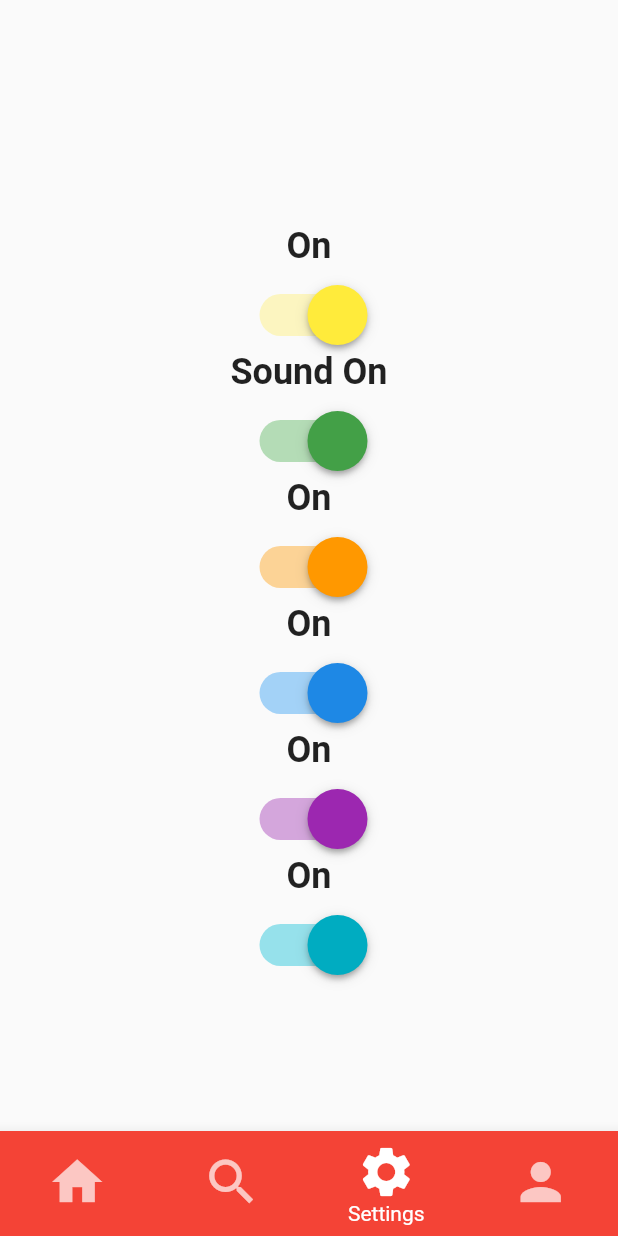
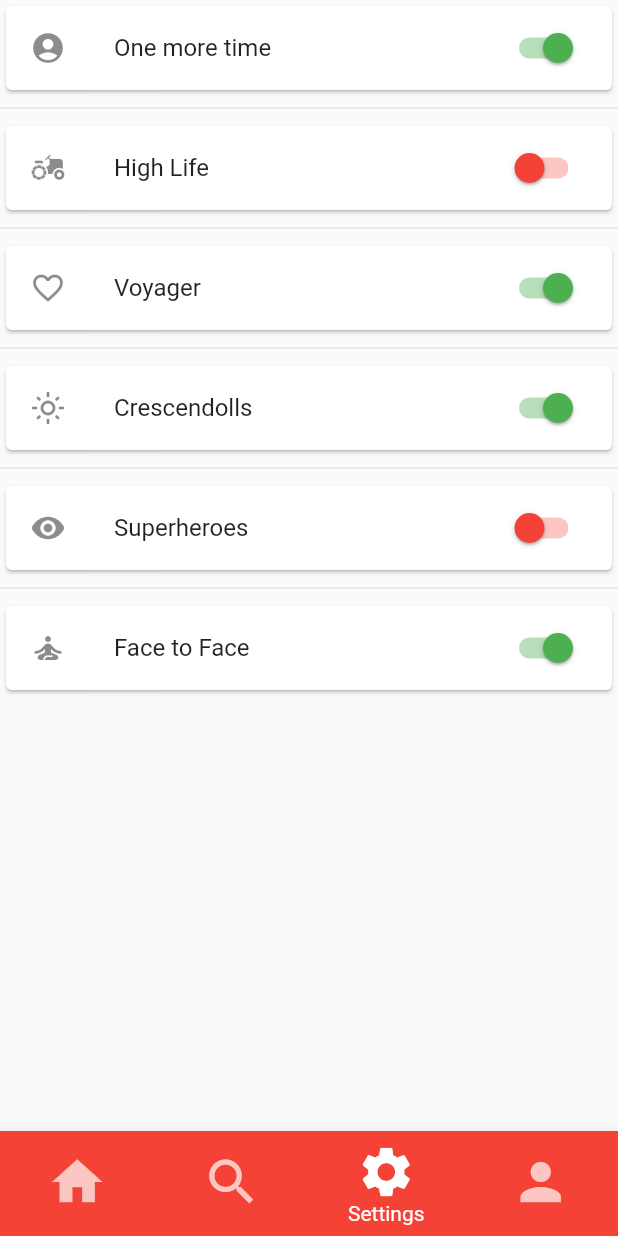
Before and after one commit to The-Law-1/Redditech, a Flutter app: the screen it shows after launch, item 3 of the bottom bar chosen, on a phone screen of 412 x 824 dp. Run offline on Flutter 3.47's test engine with Material 2 defaults, Android fonts, the phone set to English and light mode, and no system bars; our stand-ins replace material_floating_search_bar; missing offline and left inert: draw, fab_circular_menu, flutter_web_auth; network calls fail.

Commit message:
optimise the settings page

```diff
--- a/lib/pages/settings_page.dart
+++ b/lib/pages/settings_page.dart
@@ -8,139 +8,50 @@ class SettingsPage extends StatefulWidget {
 }
 
 class _SettingsPageState extends State<SettingsPage> {
-  bool one = true;
-  bool soundValue = true;
-  bool three = true;
-  bool four = true;
-  bool five = true;
-  bool six = true;
+  List<bool> settingsConditions = [true, false, true, true, false, true];
+  List<String> settingsString = [
+    "One more time",
+    "High Life",
+    "Voyager",
+    "Crescendolls",
+    "Superheroes",
+    "Face to Face"
+  ];
+  List<IconData> settingsIcon = [
+    Icons.account_circle_rounded,
+    Icons.agriculture_rounded,
+    Icons.favorite_border,
+    Icons.light_mode_outlined,
+    Icons.remove_red_eye,
+    Icons.self_improvement,
+  ];
 
   @override
   Widget build(BuildContext context) {
     return (Scaffold(
-        body: Center(
-            child: Column(
-          children: [
-            const SizedBox(
-              height: 150,
-            ),
-            buildButtonZone(
-                child: buildApparenceSwitch(),
-                text: one ? "On" : "Off"),
-            buildButtonZone(
-                child: buildSoundSwitch(),
-                text: soundValue ? "Sound On" : "Sound Off"),
-            buildButtonZone(
-                child: build3Switch(),
-                text: three ? "On" : "Off"),
-            buildButtonZone(
-                child: build4Switch(),
-                text: four ? "On" : "Off"),
-            buildButtonZone(
-                child: build5Switch(),
-                text: five ? "On" : "Off"),
-            buildButtonZone(
-                child: build6Switch(),
-                text: six ? "On" : "Off"),
-          ],
-        ))));
+        body: ListView.separated(
+      separatorBuilder: (BuildContext context, int index) => const Divider(),
+      itemCount: settingsConditions.length,
+      itemBuilder: (BuildContext context, int index) {
+        return Card(
+            child: ListTile(
+          leading: Icon(settingsIcon[index]),
+          title: Text(settingsString[index]),
+          trailing: buildSwitchButton(Colors.green, Colors.red, index),
+        ));
+      },
+    )));
   }
 
   //don't work because the val variable don't change when setState
-  /*Widget buildSwitchButton(colorOn, colorOff, val) => Transform.scale (
-    scale: 2,
-    child: Switch.adaptive(
-      activeColor: colorOn,
-      activeTrackColor: colorOn.withOpacity(0.4),
-      inactiveThumbColor: colorOff,
-      inactiveTrackColor: colorOff.withOpacity(0.3),
-      value: val,
-      onChanged: (value) => setState(() => val = value)
-      )
-  );*/
-
-  Widget buildApparenceSwitch() => Transform.scale(
-        scale: 2,
-        child: Switch.adaptive(
-          activeColor: Colors.yellow,
-          activeTrackColor: Colors.yellow.withOpacity(0.3),
-          inactiveThumbColor: Colors.grey[400],
-          inactiveTrackColor: Colors.grey.withOpacity(0.4),
-          value: one,
-          onChanged: (value) => setState(() => one = value),
-        ),
-      );
-
-  Widget buildSoundSwitch() => Transform.scale(
-        scale: 2,
-        child: Switch.adaptive(
-            activeColor: Colors.green[600],
-            activeTrackColor: Colors.green.withOpacity(0.4),
-            inactiveThumbColor: Colors.grey[400],
-            inactiveTrackColor: Colors.grey.withOpacity(0.3),
-            value: soundValue,
-            onChanged: (value) => setState(() => soundValue = value)),
-      );
-
-  Widget build3Switch() => Transform.scale(
-        scale: 2,
-        child: Switch.adaptive(
-          activeColor: Colors.orange,
-          activeTrackColor: Colors.orange.withOpacity(0.4),
-          inactiveThumbColor: Colors.grey[400],
-          inactiveTrackColor: Colors.grey.withOpacity(0.3),
-          value: three,
-          onChanged: (value) => setState(() => three = value),
-        ),
-      );
-
-  Widget build4Switch() => Transform.scale(
-        scale: 2,
-        child: Switch.adaptive(
-            activeColor: Colors.blue[600],
-            activeTrackColor: Colors.blue.withOpacity(0.4),
-            inactiveThumbColor: Colors.grey[400],
-            inactiveTrackColor: Colors.grey.withOpacity(0.3),
-            value: four,
-            onChanged: (value) => setState(() => four = value)),
-      );
-
-  Widget build5Switch() => Transform.scale(
-        scale: 2,
-        child: Switch.adaptive(
-          activeColor: Colors.purple,
-          activeTrackColor: Colors.purple.withOpacity(0.4),
-          inactiveThumbColor: Colors.grey[400],
-          inactiveTrackColor: Colors.grey.withOpacity(0.3),
-          value: five,
-          onChanged: (value) => setState(() => five = value),
-        ),
-      );
-
-  Widget build6Switch() => Transform.scale(
-        scale: 2,
-        child: Switch.adaptive(
-            activeColor: Colors.cyan[600],
-            activeTrackColor: Colors.cyan.withOpacity(0.4),
-            inactiveThumbColor: Colors.grey[400],
-            inactiveTrackColor: Colors.grey.withOpacity(0.3),
-            value: six,
-            onChanged: (value) => setState(() => six = value)),
-      );
-
-  Widget buildButtonZone(
-          {required Widget child,
-          required String text}) =>
-      Column(
-        crossAxisAlignment: CrossAxisAlignment.center,
-        children: [
-          Text(
-            text,
-            style: const TextStyle(
-                fontSize: 24, fontWeight: FontWeight.bold),
-          ),
-          const SizedBox(height: 8),
-          child,
-        ],
-      );
+  Widget buildSwitchButton(colorOn, colorOff, val) => Transform.scale(
+      scale: 1,
+      child: Switch.adaptive(
+          activeColor: colorOn,
+          activeTrackColor: colorOn.withOpacity(0.4),
+          inactiveThumbColor: colorOff,
+          inactiveTrackColor: colorOff.withOpacity(0.3),
+          value: settingsConditions[val],
+          onChanged: (value) =>
+              setState(() => settingsConditions[val] = value)));
 }
```
